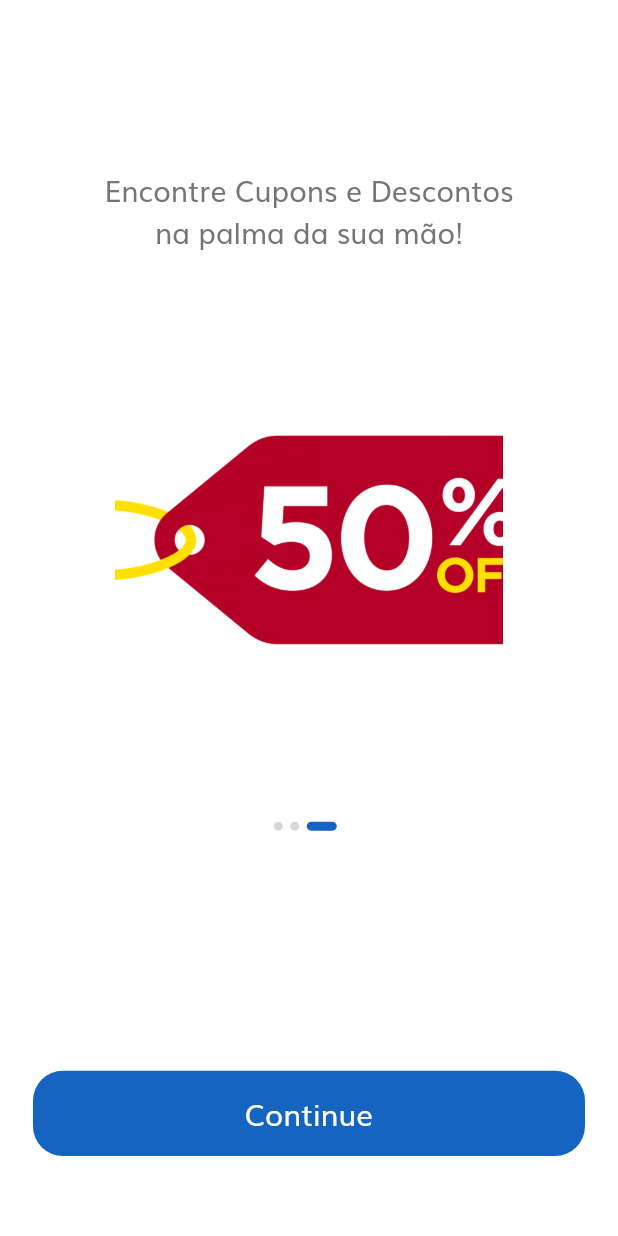
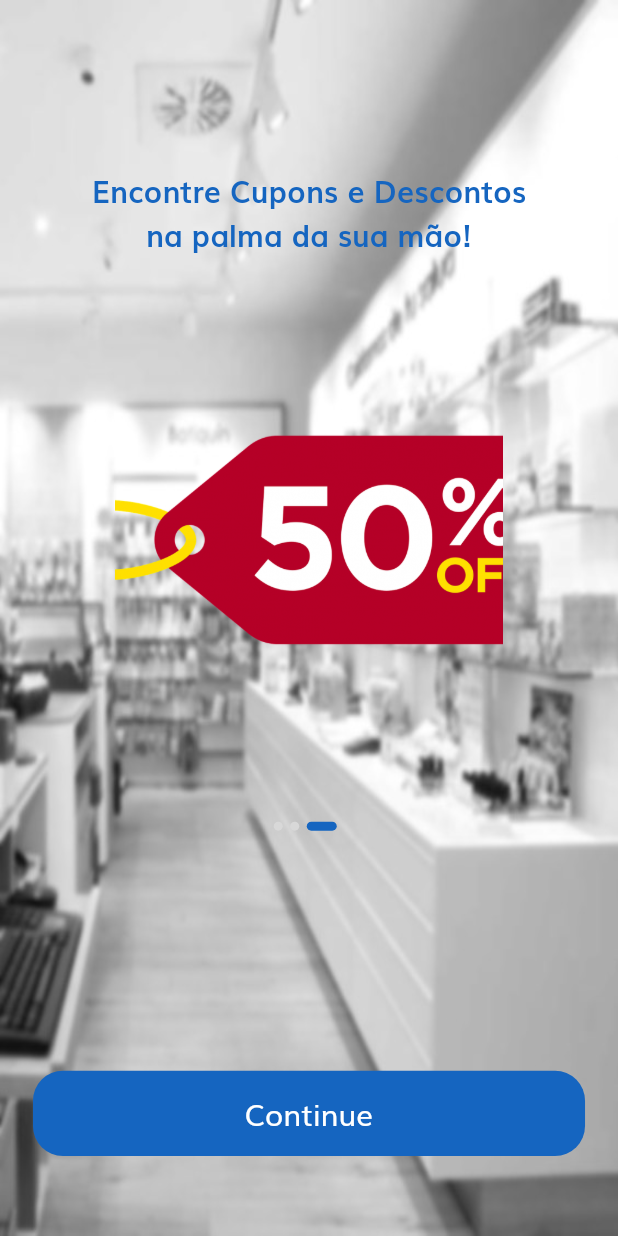
Before and after one commit to thiagoassisk8/pharma_off, a Flutter app: the screen it shows after launch, swiped to page 3, on a phone screen of 412 x 824 dp. Run offline on Flutter 3.47's test engine with Material 2 defaults, Android fonts, the phone set to English and light mode, and no system bars; our stand-ins replace flutter_rating_bar, flutter_svg, geolocator, google_maps_flutter.

Commit message:
Melhorias InfoTelas

```diff
--- a/lib/home/Telas/lista.dart
+++ b/lib/home/Telas/lista.dart
@@ -27,8 +27,7 @@ class Lista extends StatelessWidget {
           title: Text("Farmácias próximas",textScaleFactor: 1.1, style: TextStyle(color: Colors.blue,fontWeight: FontWeight.bold)),
           ),
 
-        body: (currentPosition != null)
-            ? Consumer<List<Estabecimento>>(
+        body: (currentPosition != null) ? Consumer<List<Estabecimento>>(
           builder: (_, estabelecimentos, __) {
             // var markers = (estabelecimentos != null) ? markerService.getMarkers(estabelecimentos) : List<Marker>();
             return (estabelecimentos != null)
--- a/lib/palheta/theme.dart
+++ b/lib/palheta/theme.dart
@@ -2,13 +2,14 @@ import 'package:flutter/material.dart';
 import 'package:pharma_off/palheta/size_config.dart';
 // import 'constants.dart';
 
-const kPrimaryColor = Color(0xFF1565C0);
-const kPrimaryLightColor = Color(0xFFFFECDF);
-const kPrimaryGradientColor = LinearGradient(
-  begin: Alignment.topLeft,
-  end: Alignment.bottomRight,
-  colors: [Color(0xFFFFA53E), Color(0xFFFF7643)],
-);
+const AzulPrimario = Color(0xFF1565C0);
+
+// const kPrimaryGradientColor = LinearGradient(
+//   begin: Alignment.topLeft,
+//   end: Alignment.bottomRight,
+//   colors: [Color(0xFFFFA53E), Color(0xFFFF7643)],
+// );
+
 const kSecondaryColor = Color(0xFF979797);
 const kTextColor = Color(0xFF757575);
 
--- a/lib/splash/componentes/body.dart
+++ b/lib/splash/componentes/body.dart
@@ -99,7 +99,7 @@ class _BodyState extends State<Body> {
       height: 6,
       width: currentPage == index ? 20 : 6,
       decoration: BoxDecoration(
-        color: currentPage == index ? kPrimaryColor : Color(0xFFD8D8D8),
+        color: currentPage == index ? AzulPrimario : Color(0xFFD8D8D8),
         borderRadius: BorderRadius.circular(3),
       ),
     );
--- a/lib/splash/componentes/default_button.dart
+++ b/lib/splash/componentes/default_button.dart
@@ -19,7 +19,7 @@ class DefaultButton extends StatelessWidget {
       height: getProportionateScreenHeight(56),
       child: FlatButton(
         shape: RoundedRectangleBorder(borderRadius: BorderRadius.circular(20)),
-        color: kPrimaryColor,
+        color: AzulPrimario,
         onPressed: press,
         child: Text(
           text,
--- a/lib/splash/componentes/splash_content.dart
+++ b/lib/splash/componentes/splash_content.dart
@@ -1,6 +1,7 @@
 import 'package:flutter/material.dart';
 
 import 'package:pharma_off/palheta/size_config.dart';
+import 'package:pharma_off/palheta/theme.dart';
 
 class SplashContent extends StatelessWidget {
   const SplashContent({
@@ -17,7 +18,7 @@ class SplashContent extends StatelessWidget {
         Spacer(flex: 10),
         Text(
           text,
-          style: new TextStyle(fontSize: 19),
+          style: new TextStyle(fontSize: 20,color: AzulPrimario,fontWeight: FontWeight.bold),
           textAlign: TextAlign.center,
         ),
         Spacer(flex: 5),
--- a/lib/splash/splash_screen.dart
+++ b/lib/splash/splash_screen.dart
@@ -10,7 +10,13 @@ class SplashScreen extends StatelessWidget {
 
     SizeConfig().init(context);
     return Scaffold(
-      body: Body(),
-    );
+      body: DecoratedBox(
+        decoration: BoxDecoration(
+          image: DecorationImage(image: AssetImage("assets/images/fundo_tela_inicial.jpg"), fit: BoxFit.fill),
+        ),
+
+      child: Body(),
+
+    ));
   }
 }
```
Also changed, not shown: lib/home/Telas/mapa.dart (+18 -8 lines), assets/images/fundo_tela_inicial.jpg (renamed from assets/images/fundo tela inicial.jpg).
